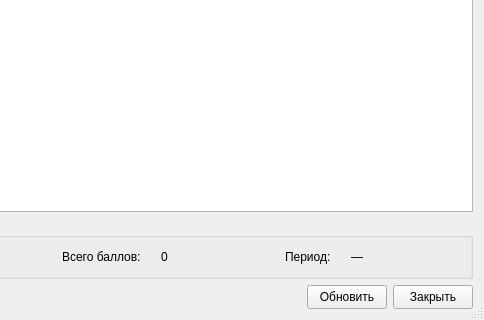
This is statisticsdialog.ui in vikor8/Constructor as Qt 5 draws it before an edit; both pictures show x 416 to 900 and y 280 to 600 of the 900 by 600 pixel window. The edited form follows.
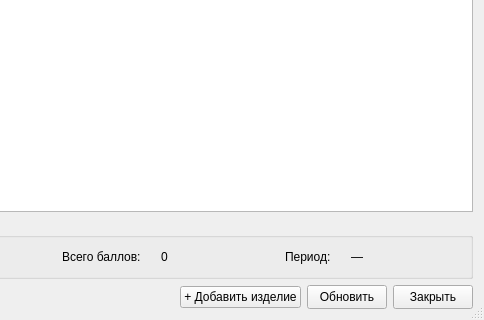
This is the edited form.

Commit message: + Добавить изделие

The edit to the form file:
```diff
--- a/statisticsdialog.ui
+++ b/statisticsdialog.ui
@@ -403,6 +403,13 @@
        </property>
       </spacer>
      </item>
+     <item>
+      <widget class="QPushButton" name="addItemButton">
+       <property name="text">
+        <string>+ Добавить изделие</string>
+       </property>
+      </widget>
+     </item>
      <item>
       <widget class="QPushButton" name="refreshDataButton">
        <property name="minimumSize">
```
Left out of the diff: 2 changed lines with no effect on the pictures. The commit also changes 24 other files.
